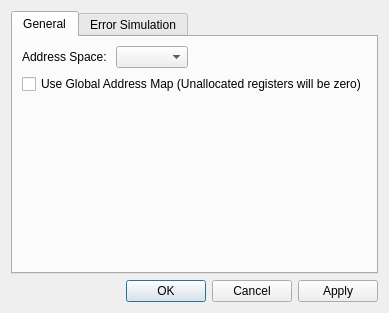
This is omodsim/dialogs/dialogmodbusdefinitions.ui in sanny32/OpenModSim as Qt 5 draws it before an edit. The edited form follows.
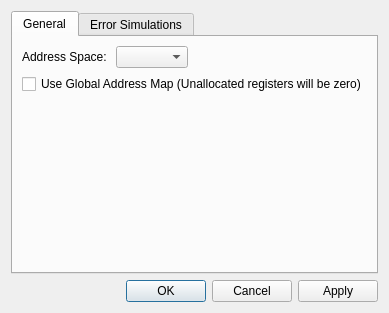
This is the edited form. Custom widgets are drawn as their Qt base class.

Commit message: Added ErrorSimulations object to javascript

Patch:
```diff
--- a/omodsim/dialogs/dialogmodbusdefinitions.ui
+++ b/omodsim/dialogs/dialogmodbusdefinitions.ui
@@ -52,7 +52,7 @@
      </widget>
      <widget class="QWidget" name="tabErrSimulation">
       <attribute name="title">
-       <string>Error Simulation</string>
+       <string>Error Simulations</string>
       </attribute>
       <layout class="QVBoxLayout" name="verticalLayout_2">
        <item>
```
Left out of the diff: 2 changed lines with no effect on the pictures. The commit also changes 7 other files.
